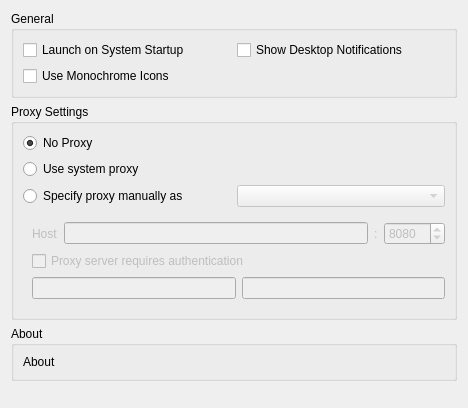
This is src/mirall/generalsettings.ui in nextcloud/desktop as Qt 5 draws it before an edit. The edited form follows.
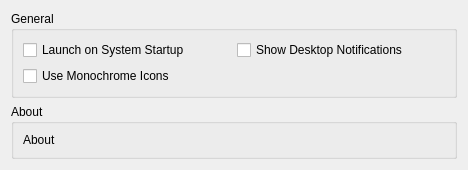
This is the edited form.

Commit message:
Make use of bandwidth limiting, split general/network settings.
Fixes #14

```diff
--- a/src/mirall/generalsettings.ui
+++ b/src/mirall/generalsettings.ui
@@ -7,7 +7,7 @@
     <x>0</x>
     <y>0</y>
     <width>468</width>
-    <height>408</height>
+    <height>169</height>
    </rect>
   </property>
   <property name="windowTitle">
@@ -44,168 +44,6 @@
      </layout>
     </widget>
    </item>
-   <item>
-    <widget class="QGroupBox" name="proxyGroupBox">
-     <property name="enabled">
-      <bool>true</bool>
-     </property>
-     <property name="title">
-      <string>Proxy Settings</string>
-     </property>
-     <layout class="QGridLayout" name="gridLayout">
-      <item row="0" column="0">
-       <widget class="QRadioButton" name="noProxyRadioButton">
-        <property name="text">
-         <string>No Proxy</string>
-        </property>
-        <property name="checked">
-         <bool>true</bool>
-        </property>
-        <attribute name="buttonGroup">
-         <string notr="true">proxyButtonGroup</string>
-        </attribute>
-       </widget>
-      </item>
-      <item row="1" column="0">
-       <widget class="QRadioButton" name="systemProxyRadioButton">
-        <property name="text">
-         <string>Use system proxy</string>
-        </property>
-        <attribute name="buttonGroup">
-         <string notr="true">proxyButtonGroup</string>
-        </attribute>
-       </widget>
-      </item>
-      <item row="2" column="0">
-       <widget class="QRadioButton" name="manualProxyRadioButton">
-        <property name="text">
-         <string>Specify proxy manually as</string>
-        </property>
-        <attribute name="buttonGroup">
-         <string notr="true">proxyButtonGroup</string>
-        </attribute>
-       </widget>
-      </item>
-      <item row="2" column="1">
-       <widget class="QComboBox" name="typeComboBox">
-        <property name="enabled">
-         <bool>false</bool>
-        </property>
-       </widget>
-      </item>
-      <item row="3" column="0" colspan="2">
-       <widget class="QWidget" name="manualSettings" native="true">
-        <property name="enabled">
-         <bool>false</bool>
-        </property>
-        <layout class="QVBoxLayout" name="verticalLayout">
-         <property name="rightMargin">
-          <number>0</number>
-         </property>
-         <item>
-          <layout class="QHBoxLayout" name="horizontalLayout">
-           <item>
-            <widget class="QLabel" name="hostLabel">
-             <property name="text">
-              <string>Host</string>
-             </property>
-            </widget>
-           </item>
-           <item>
-            <widget class="QLineEdit" name="hostLineEdit">
-             <property name="sizePolicy">
-              <sizepolicy hsizetype="MinimumExpanding" vsizetype="Fixed">
-               <horstretch>0</horstretch>
-               <verstretch>0</verstretch>
-              </sizepolicy>
-             </property>
-             <property name="text">
-              <string/>
-             </property>
-            </widget>
-           </item>
-           <item>
-            <widget class="QLabel" name="label">
-             <property name="text">
-              <string>:</string>
-             </property>
-            </widget>
-           </item>
-           <item>
-            <widget class="QSpinBox" name="portSpinBox">
-             <property name="enabled">
-              <bool>true</bool>
-             </property>
-             <property name="sizePolicy">
-              <sizepolicy hsizetype="Maximum" vsizetype="Fixed">
-               <horstretch>0</horstretch>
-               <verstretch>0</verstretch>
-              </sizepolicy>
-             </property>
-             <property name="minimum">
-              <number>1</number>
-             </property>
-             <property name="maximum">
-              <number>65535</number>
-             </property>
-             <property name="value">
-              <number>8080</number>
-             </property>
-            </widget>
-           </item>
-          </layout>
-         </item>
-         <item>
-          <widget class="QCheckBox" name="authRequiredcheckBox">
-           <property name="enabled">
-            <bool>false</bool>
-           </property>
-           <property name="text">
-            <string>Proxy server requires authentication</string>
-           </property>
-          </widget>
-         </item>
-         <item>
-          <widget class="QWidget" name="authWidgets" native="true">
-           <property name="enabled">
-            <bool>false</bool>
-           </property>
-           <layout class="QHBoxLayout" name="horizontalLayout_2">
-            <property name="margin">
-             <number>0</number>
-            </property>
-            <item>
-             <widget class="QLineEdit" name="userLineEdit">
-              <property name="enabled">
-               <bool>true</bool>
-              </property>
-              <property name="text">
-               <string/>
-              </property>
-             </widget>
-            </item>
-            <item>
-             <widget class="QLineEdit" name="passwordLineEdit">
-              <property name="enabled">
-               <bool>true</bool>
-              </property>
-              <property name="text">
-               <string/>
-              </property>
-              <property name="echoMode">
-               <enum>QLineEdit::Password</enum>
-              </property>
-             </widget>
-            </item>
-           </layout>
-          </widget>
-         </item>
-        </layout>
-       </widget>
-      </item>
-     </layout>
-    </widget>
-   </item>
    <item>
     <widget class="QGroupBox" name="aboutGroupBox">
      <property name="title">
```
The commit also changes 13 other files.
